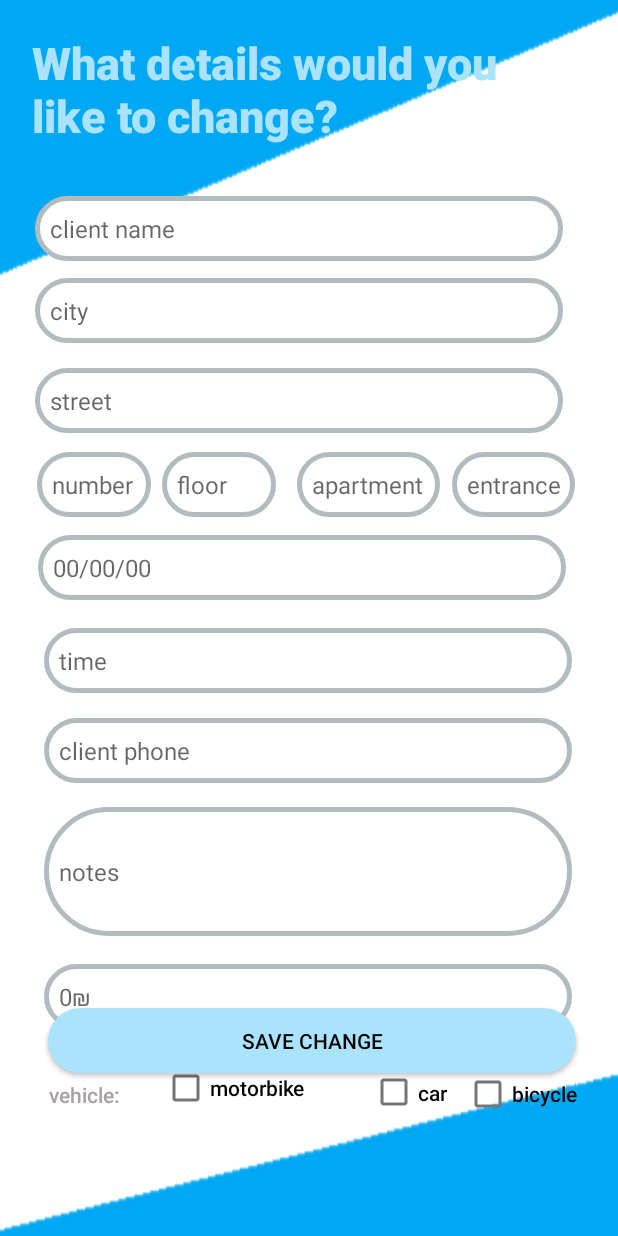
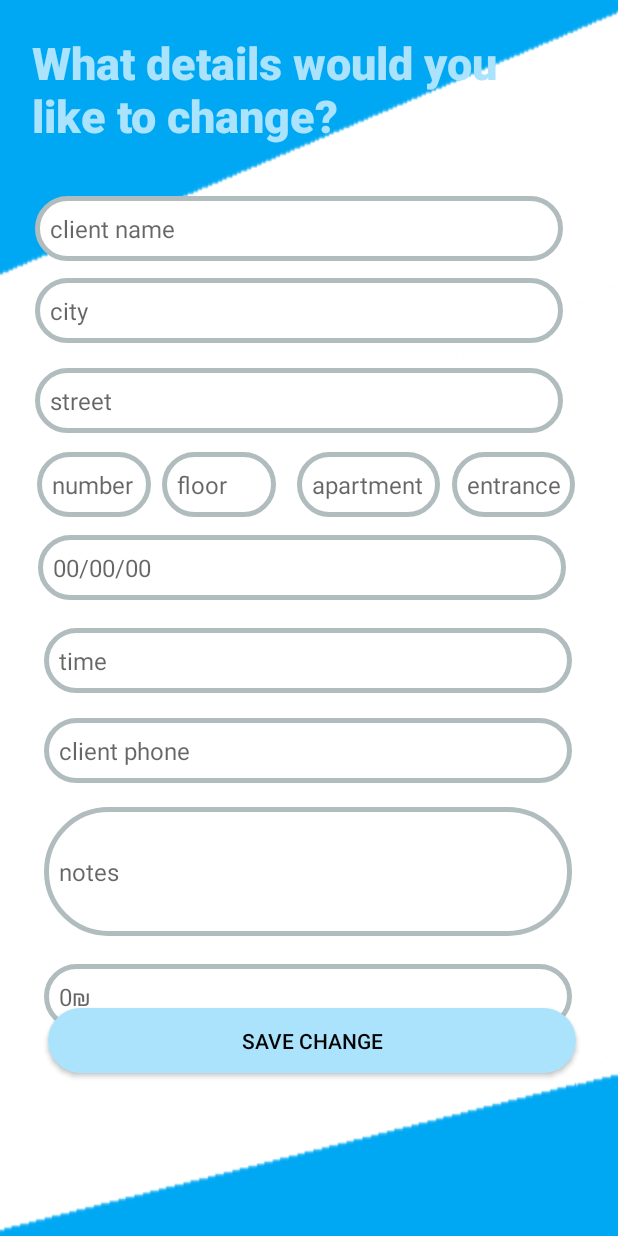
Before and after one commit to FDelivery/business-app, an Android app: the layout activity_edit_delivery.xml on its own in the app's theme, with its tools: preview values and no code run, on a phone screen of 412 x 824 dp. Run offline under Robolectric (Android 15) with nearby library versions, the phone set to English and light mode, and no system bars.

```diff
--- a/app/src/main/java/com/project/fdelivery_bus/ChangePassword.java
+++ b/app/src/main/java/com/project/fdelivery_bus/ChangePassword.java
@@ -24,7 +24,7 @@ public class ChangePassword extends AppCompatActivity {
 
         ConformPasswordChange.setOnClickListener((v) -> {
              // here need to be code for saving the new password
-finish();
+                finish();
           //  startActivity(new Intent(this, MainBusiness.class));
         });
     }
--- a/app/src/main/java/com/project/fdelivery_bus/RetrofitBase.java
+++ b/app/src/main/java/com/project/fdelivery_bus/RetrofitBase.java
@@ -6,7 +6,7 @@ import retrofit2.converter.gson.GsonConverterFactory;
 public class RetrofitBase {
 
     private static Retrofit retrofit;
-    public static final String BASE_URL = "http://192.168.1.39:5000";
+    public static final String BASE_URL = "http://10.100.102.121:5000";
 
     private RetrofitBase() { }
     public static RetrofitInterface getRetrofitInterface()
--- a/app/src/main/java/com/project/fdelivery_bus/RetrofitInterface.java
+++ b/app/src/main/java/com/project/fdelivery_bus/RetrofitInterface.java
@@ -38,13 +38,13 @@ public interface RetrofitInterface
     Call<String> insertNewDelivery(@Header("Authorization") String token, @Body Delivery d);
 
 
-    @PUT("/api/v1/deliveriesRef/{delivery_id}/") //return void
+    @PUT("/api/v1/deliveriesRef/{delivery_id}/") //update delivery
     Call<Void> updateDelivery(@Header("Authorization") String token, @Path("delivery_id") String id, @Body Delivery d);
 
 
     @DELETE("/api/v1/deliveriesRef/{delivery_id}/") //we put deliveryId and delete it
     Call<Void> deleteDelivery(@Header("Authorization") String token, @Path("delivery_id") String id);
 
-    @GET("/api/v1/deliveriesRef/") ////return gson string (Delivery)
+    @GET("/api/v1/deliveriesRef/") ////return gson string all Deliveries that delivered
     Call<List<String>> getDeliveriesHistory(@Query("status") String status ,@Query("AddedBy") String addBY);
 }
--- a/app/src/main/res/layout/activity_edit_delivery.xml
+++ b/app/src/main/res/layout/activity_edit_delivery.xml
@@ -243,64 +243,6 @@
         app:layout_constraintTop_toTopOf="parent"
         app:layout_constraintVertical_bias="0.536" />
 
-    <TextView
-        android:id="@+id/ETpreferd_vehicle"
-        android:layout_width="86dp"
-        android:layout_height="36dp"
-        android:padding="10dp"
-        android:text="@string/vehicle"
-        android:textAppearance="@style/TextAppearance.AppCompat.Body2"
-        android:textColor="#A8A2A2"
-        android:textSize="14sp"
-        app:layout_constraintBottom_toBottomOf="parent"
-        app:layout_constraintEnd_toEndOf="parent"
-        app:layout_constraintHorizontal_bias="0.069"
-        app:layout_constraintStart_toStartOf="parent"
-        app:layout_constraintTop_toTopOf="parent"
-        app:layout_constraintVertical_bias="0.901" />
-
-    <CheckBox
-        android:id="@+id/ETmotorbike"
-        android:layout_width="138dp"
-        android:layout_height="33dp"
-        android:text="@string/ETmotorbike"
-        android:textAppearance="@style/TextAppearance.AppCompat.Body2"
-        android:textColor="#040404"
-        app:layout_constraintBottom_toBottomOf="parent"
-        app:layout_constraintEnd_toEndOf="parent"
-        app:layout_constraintHorizontal_bias="0.395"
-        app:layout_constraintStart_toStartOf="parent"
-        app:layout_constraintTop_toTopOf="parent"
-        app:layout_constraintVertical_bias="0.896" />
-
-    <CheckBox
-        android:id="@+id/ETbicycle"
-        android:layout_width="wrap_content"
-        android:layout_height="wrap_content"
-        android:text="@string/ETbicycle"
-        android:textAppearance="@style/TextAppearance.AppCompat.Body2"
-        android:textColor="#040404"
-        app:layout_constraintBottom_toBottomOf="parent"
-        app:layout_constraintEnd_toEndOf="parent"
-        app:layout_constraintHorizontal_bias="0.919"
-        app:layout_constraintStart_toStartOf="parent"
-        app:layout_constraintTop_toTopOf="parent"
-        app:layout_constraintVertical_bias="0.909" />
-
-    <CheckBox
-        android:id="@+id/ETcar"
-        android:layout_width="62dp"
-        android:layout_height="47dp"
-        android:text="@string/car"
-        android:textAppearance="@style/TextAppearance.AppCompat.Body2"
-        android:textColor="#040404"
-        app:layout_constraintBottom_toBottomOf="parent"
-        app:layout_constraintEnd_toEndOf="parent"
-        app:layout_constraintHorizontal_bias="0.704"
-        app:layout_constraintStart_toStartOf="parent"
-        app:layout_constraintTop_toTopOf="parent"
-        app:layout_constraintVertical_bias="0.907" />
-
     <Button
         android:id="@+id/ETndsubmit"
         android:layout_width="352dp"
```
Also changed, not shown: app/src/main/java/com/project/fdelivery_bus/Address.java (+1 -6 lines), app/src/main/java/com/project/fdelivery_bus/BusinessProfile.java (+16 -22 lines), app/src/main/java/com/project/fdelivery_bus/Delivery.java (+9 -3 lines), app/src/main/java/com/project/fdelivery_bus/DeliveryHistory.java (+12 -25 lines), app/src/main/java/com/project/fdelivery_bus/EditMyProfile.java (+11 -27 lines), app/src/main/java/com/project/fdelivery_bus/MainActivity.java (+17 -39 lines), app/src/main/java/com/project/fdelivery_bus/MainBusiness.java (+106 -28 lines), app/src/main/java/com/project/fdelivery_bus/RegisterNewBusiness.java (+27 -38 lines), app/src/main/java/com/project/fdelivery_bus/activeDeliveries.java (+16 -30 lines), app/src/main/java/com/project/fdelivery_bus/editDelivery.java (+15 -33 lines), app/src/main/java/com/project/fdelivery_bus/newDelivery.java (+37 -42 lines), app/src/main/java/com/project/fdelivery_bus/showCoosenActivity.java (+16 -17 lines), app/src/main/res/layout/activity_new_delivery.xml (+0 -58 lines).
